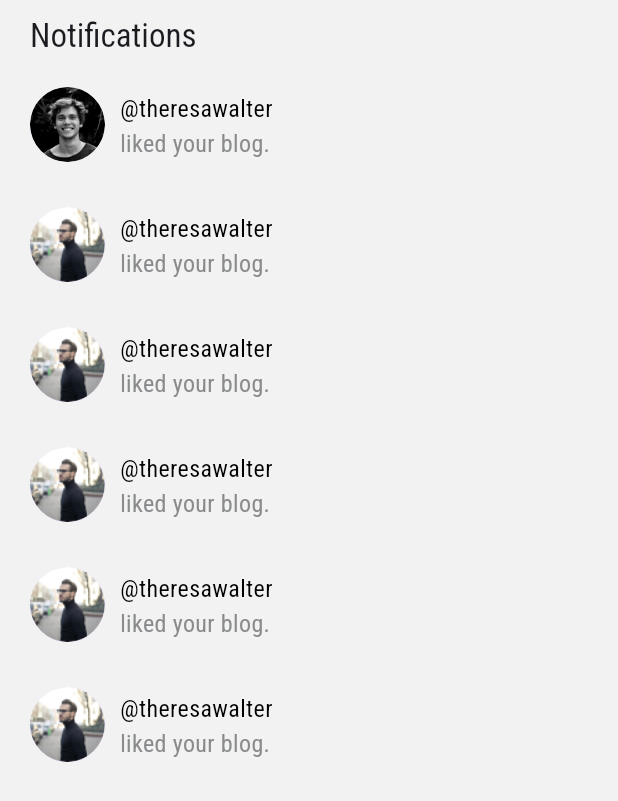
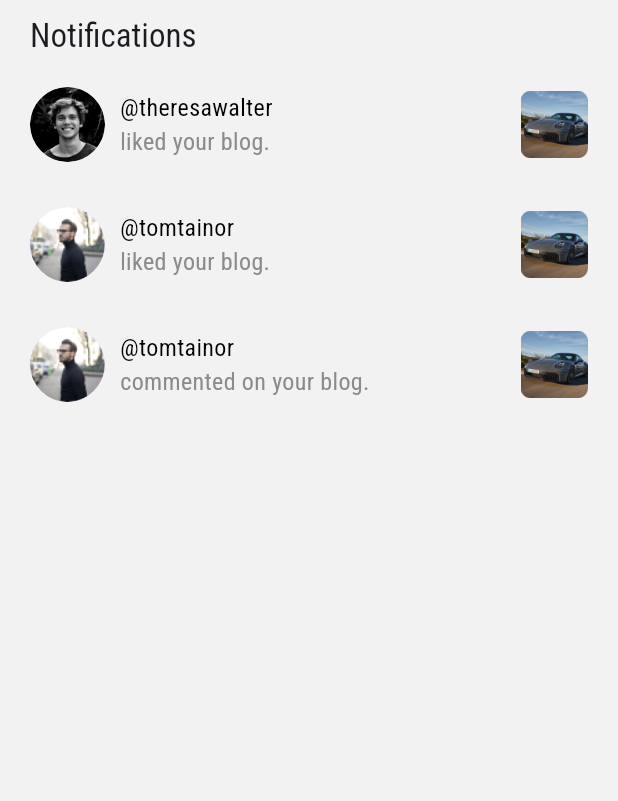
Before and after one commit to pp53564/flutter_project_gearbox, a Flutter app: the NotificationScreen screen opened by its route, on a phone screen of 412 x 824 dp. Shown: the top 801 px of the screen. Run offline on Flutter 3.47's test engine with Material 3 defaults, Android fonts, the phone set to English and light mode, and no system bars; our stand-ins replace dartz, dio, flutter_hooks, flutter_riverpod, hooks_riverpod, reactive_forms and 2 more; generated files the repository leaves out were written again.

Commit message:
notification part done

```diff
--- a/assets/l10n/app_en.arb
+++ b/assets/l10n/app_en.arb
@@ -85,5 +85,6 @@
   "trending": "Trending",
   "back": "Back",
   "comments": "Comments",
-  "comment_placeholder": "Your comment..."
+  "comment_placeholder": "Your comment...",
+  "notifications": "Notifications"
 }
--- a/assets/l10n/app_hr.arb
+++ b/assets/l10n/app_hr.arb
@@ -85,5 +85,6 @@
   "trending": "Popularno",
   "back": "Natrag",
   "comments": "Komentari",
-  "comment_placeholder": "Tvoj komentar..."
+  "comment_placeholder": "Tvoj komentar...",
+  "notifications": "Obavijesti"
 }
--- a/lib/blogs/presentation/screen/notification_screen.dart
+++ b/lib/blogs/presentation/screen/notification_screen.dart
@@ -1,5 +1,6 @@
 import 'package:flutter/material.dart';
 import 'package:gearbox/blogs/presentation/widget/notification_row.dart';
+import 'package:gearbox/core/localization_extension.dart';
 import 'package:gearbox/core/style/style_extensions.dart';
 
 class NotificationScreen extends StatelessWidget {
@@ -8,34 +9,34 @@ class NotificationScreen extends StatelessWidget {
   @override
   Widget build(BuildContext context) {
     final notifications = [
-      NotificationRow(
+      const NotificationRow(
         avatarUrl: 'assets/images/profile_picture.png',
+        username: '@theresawalter',
+        text: 'liked your blog.',
+        imageBlogUrl: 'assets/images/car4.png',
       ),
-      NotificationRow(
+      const NotificationRow(
         avatarUrl: 'assets/images/profile_picture3.png',
+        username: '@tomtainor',
+        text: 'liked your blog.',
+        imageBlogUrl: 'assets/images/car4.png',
       ),
-      NotificationRow(
+      const NotificationRow(
         avatarUrl: 'assets/images/profile_picture3.png',
-      ),
-      NotificationRow(
-        avatarUrl: 'assets/images/profile_picture3.png',
-      ),
-      NotificationRow(
-        avatarUrl: 'assets/images/profile_picture3.png',
-      ),
-      NotificationRow(
-        avatarUrl: 'assets/images/profile_picture3.png',
+        username: '@tomtainor',
+        text: 'commented on your blog.',
+        imageBlogUrl: 'assets/images/car4.png',
       ),
     ];
     return Scaffold(
       body: SafeArea(
         child: Padding(
-          padding: EdgeInsets.symmetric(vertical: 10, horizontal: 20),
+          padding: const EdgeInsets.symmetric(vertical: 10, horizontal: 20),
           child: Column(
             crossAxisAlignment: CrossAxisAlignment.start,
             children: [
               Text(
-                'Notifications',
+                context.notifications,
                 style: context.textTitle,
               ),
               const SizedBox(height: 5),
--- a/lib/blogs/presentation/widget/notification_row.dart
+++ b/lib/blogs/presentation/widget/notification_row.dart
@@ -3,38 +3,50 @@ import 'package:gearbox/core/style/style_extensions.dart';
 
 class NotificationRow extends StatelessWidget {
   final String avatarUrl;
+  final String text;
+  final String username;
+  final String imageBlogUrl;
 
-  const NotificationRow({super.key, required this.avatarUrl});
+  const NotificationRow(
+      {super.key,
+      required this.avatarUrl,
+      required this.text,
+      required this.username,
+      required this.imageBlogUrl});
 
   @override
   Widget build(BuildContext context) {
     return Padding(
-      padding: EdgeInsets.symmetric(vertical: 15),
+      padding: const EdgeInsets.symmetric(vertical: 15),
       child: Row(
         children: [
           CircleAvatar(
             radius: 25,
             backgroundImage: AssetImage(avatarUrl),
           ),
-          SizedBox(width: 10),
+          const SizedBox(width: 10),
           Expanded(
             child: Column(
               crossAxisAlignment: CrossAxisAlignment.start,
               mainAxisAlignment: MainAxisAlignment.center,
               children: [
-                const SizedBox(height: 2),
                 Text(
-                  "@theresawalter",
+                  username,
                   style: context.textDescriptionAuth,
                 ),
                 Text(
-                  "liked your blog.",
+                  text,
                   style: context.textPlaceholder,
                   textAlign: TextAlign.justify,
                 ),
               ],
             ),
           ),
+          Image.asset(
+            imageBlogUrl,
+            height: 45,
+            width: 45,
+          ),
         ],
       ),
     );
--- a/lib/core/localization_extension.dart
+++ b/lib/core/localization_extension.dart
@@ -64,6 +64,8 @@ extension LocalizationExtension on BuildContext {
 
   String get commentPlaceholder => AppLocalizations.of(this)!.comment_placeholder;
 
+  String get notifications => AppLocalizations.of(this)!.notifications;
+
   String get viewMore => AppLocalizations.of(this)!.viewMore;
 
   String get dateDiffFewSeconds => AppLocalizations.of(this)!.dateDiffFewSeconds;
```
Also changed, not shown: assets/images/car4.png (added).
